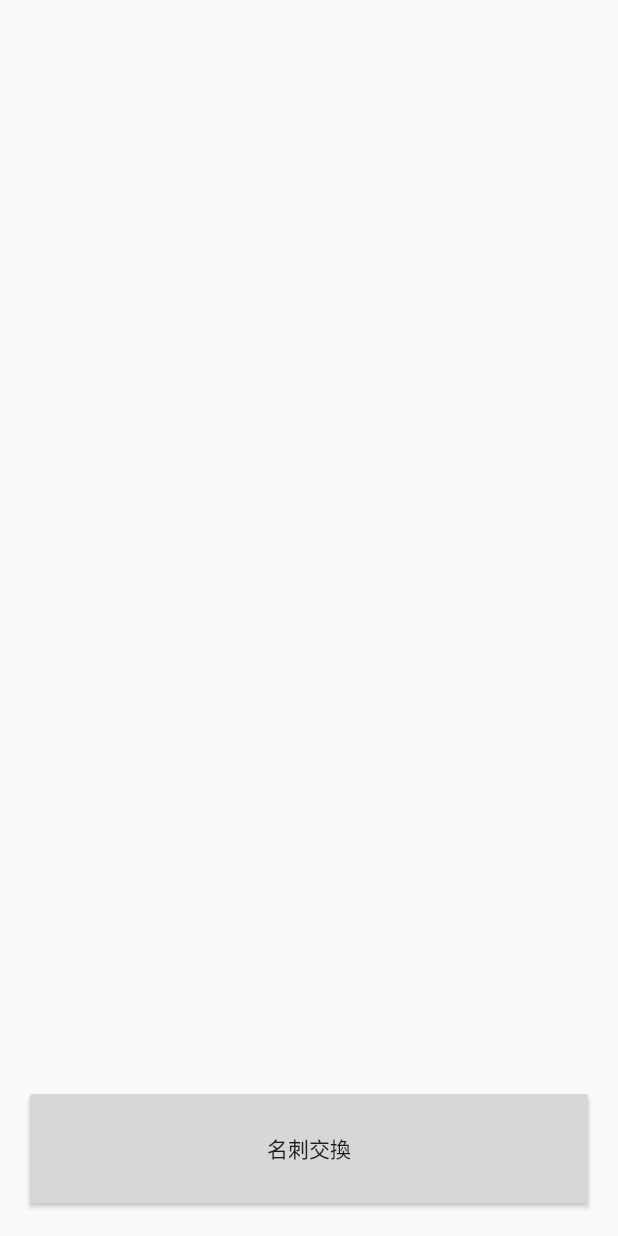
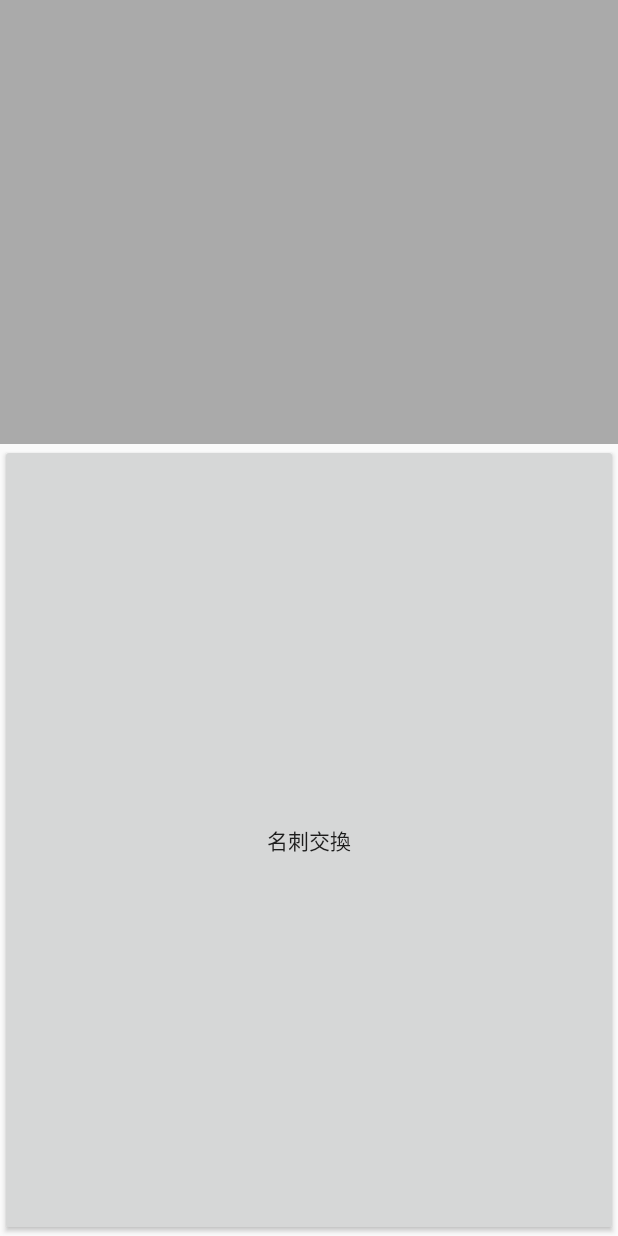
Before and after one commit to trannhattam1995/CardvisitProject, an Android app: the Card_ChangeActivity screen opened directly, with no data from a screen before it, on a phone screen of 412 x 824 dp. Run offline under Robolectric (Android 15) with nearby library versions, the light colour scheme and no system bars; libraries missing offline, so code that uses them is left out: io.socket.client; Roboto replaces fonts that are not available here; 5 statements that could not run were skipped.

Commit message:
名刺交換機能開発12/05/2019

```diff
--- a/app/src/main/java/com/example/eternity/cardvisitproject/CardVisit.kt
+++ b/app/src/main/java/com/example/eternity/cardvisitproject/CardVisit.kt
@@ -7,7 +7,7 @@ public class CardVisit{
     var name: String? = null
     var phone_number: Int = 0
     var address: String? = null
-    var e_mail: String? = null
+    var email: String? = null
     val sns: String? = null
     var company_name: String? = null
     var position: String? = null
@@ -19,7 +19,7 @@ public class CardVisit{
         name: String?,
         phone_number: Int,
         address: String?,
-        e_mail: String?,
+        email: String?,
         company_name: String?,
         position: String?,
         company_url: String?
@@ -29,7 +29,7 @@ public class CardVisit{
         this.name = name
         this.phone_number = phone_number
         this.address = address
-        this.e_mail = e_mail
+        this.email = email
         this.company_name = company_name
         this.position = position
         this.company_url = company_url
--- a/app/src/main/java/com/example/eternity/cardvisitproject/Card_ChangeActivity.kt
+++ b/app/src/main/java/com/example/eternity/cardvisitproject/Card_ChangeActivity.kt
@@ -6,9 +6,8 @@ import android.graphics.BitmapFactory
 import android.os.Bundle
 import android.support.v7.app.AppCompatActivity
 import android.util.Base64
-import android.widget.ArrayAdapter
+import android.util.Log
 import android.widget.ImageView
-import android.widget.Toast
 import io.socket.client.IO
 import kotlinx.android.synthetic.main.activity_card__change.*
 import org.json.JSONArray
@@ -20,10 +19,13 @@ class Card_ChangeActivity : AppCompatActivity() {
     var socket : io.socket.client.Socket? = null
     //var URL = "http://192.168.0.13:3000"
     var URL = "http://172.30.27.194:3000"
-    var SEVER = "RITSUKO-PC"
 
-    var user : User? = null
     var selected_user : String? = null
+    ///自分の名刺
+    var myCardVisit : CardVisit? = null
+
+    ///近くに居るユーザ情報リスト
+    var list_cardvist : ArrayList<CardVisit>? = null
 
     override fun onCreate(savedInstanceState: Bundle?) {
         super.onCreate(savedInstanceState)
@@ -80,20 +82,24 @@ class Card_ChangeActivity : AppCompatActivity() {
 
     override fun onResume() {
         super.onResume()
-        var preference  = getSharedPreferences("cardImage" , Context.MODE_PRIVATE)
-        var img_decode : String = preference.getString("image" , "")
-        var byte = Base64.decode( img_decode.toByteArray() , Base64.DEFAULT)
-        var id : String = preference.getString("id","1")
-        var name : String = preference.getString("name" , "test2")
-        var phone : String = preference.getString("phone" , "0")
-        var address : String = preference.getString("address" , "")
-        var email : String = preference.getString("email" , "")
-        var sns : String = preference.getString("sns" , "")
-        var company_name : String = preference.getString("company_name" , "")
-        var position : String = preference.getString("sns" , "")
-        var company_url : String = preference.getString("company_name" , "")
+        /*** SharePreference から情報を取得 ***/
+        var preference  = getSharedPreferences("CARDVISIT" , Context.MODE_PRIVATE)
+        var front_img : String = preference.getString("FRONT_IMG" , "")
+        var back_img : String = preference.getString("BACK_IMG" , "")
+        var front_img_tobyte = Base64.decode( front_img.toByteArray() , Base64.DEFAULT)
+        var id : String = preference.getString("ID","1")
+        var name : String = preference.getString("NAME" , "")
+        var phone_number : String = preference.getString("PHONE_NUMBER" , "0")
+        var address : String = preference.getString("ADRESS" , "")
+        var email : String = preference.getString("EMAIL" , "")
+        var sns : String = preference.getString("SNS" , "")
+        var company_name : String = preference.getString("COMPNAY_NAME" , "")
+        var position : String = preference.getString("POSITION" , "")
+        var company_url : String = preference.getString("COMPANY_URL" , "")
 
-        user = User(id.toInt() ,name ,phone.toInt() ,address , email , company_name ,position , company_url)
+        /// 自分の名刺インスタンスを生成
+        myCardVisit = CardVisit(front_img , back_img ,name , phone_number.toInt() , address ,email , company_name , position , company_url )
+
         // 名刺を交換する処理
         var users : ArrayList<String> = ArrayList()
 
@@ -101,14 +107,30 @@ class Card_ChangeActivity : AppCompatActivity() {
         socket = IO.socket(URL)
         socket!!.connect()
 
-        var data : JSONObject = JSONObject()
-        data.put("phone_number", user!!.phone_number.toString())
-        data.put("name", user!!.name)
-        socket!!.emit("find_user" , data)
+        /// 自分の名刺オブジェクトをJsonオブジェクトに変換
+        var myCardVisitJson : JSONObject = JSONObject()
+        myCardVisitJson.put("FRONT_IMG", myCardVisit!!.front_img)
+        myCardVisitJson.put("BACK_IMG", myCardVisit!!.back_img)
+        myCardVisitJson.put("ID", myCardVisit!!.id)
+        myCardVisitJson.put("NAME", myCardVisit!!.name)
+        myCardVisitJson.put("PHONE_NUMBER", myCardVisit!!.phone_number)
+        myCardVisitJson.put("ADDRESS", myCardVisit!!.address)
+        myCardVisitJson.put("EMAIL", myCardVisit!!.email)
+        myCardVisitJson.put("COMPANY_NAME", myCardVisit!!.company_name)
+        myCardVisitJson.put("POSITION", myCardVisit!!.position)
+        myCardVisitJson.put("COMPANY_URL", myCardVisit!!.company_url)
+        //リクエスト時の時刻とGPS情報
+        myCardVisitJson.put("REQUEST_TIME", 0)
+        myCardVisitJson.put("GPS", 0)
+        ///サーバに近くに居るユーザを検索イベント
+        socket!!.emit("FIND_USER" , myCardVisitJson)
 
-        var adapter : ArrayAdapter<String> = ArrayAdapter(this,android.R.layout.simple_list_item_1, users)
+        // 近くに居るユーザ一覧のアダプタ
+        list_cardvist = ArrayList()
+        var adapter : CardVisitListViewAdapter = CardVisitListViewAdapter(this,list_cardvist)
         users_list.adapter = adapter
 
+        //名刺を交換する処理
         send_card_bt.setOnClickListener({
             var dialog : Dialog = Dialog(this)
             dialog.setTitle("test")
@@ -116,26 +138,37 @@ class Card_ChangeActivity : AppCompatActivity() {
             var receive_card_img = dialog.findViewById<ImageView>(R.id.receive_card_img)
             receive_card_img.setOnClickListener({
                 var sendData : JSONObject = JSONObject()
-                sendData.put("sendto" , selected_user)
-                sendData.put("mycard" ,img_decode )
+                sendData.put("SENDTO_USER" , selected_user)
 
-                socket!!.emit("send_cardvisit" , sendData)
+                socket!!.emit("SEND_CARDVISIT" , sendData)
                 dialog.dismiss()
             })
-            var byte = Base64.decode( img_decode.toByteArray() , Base64.DEFAULT)
-            receive_card_img.setImageBitmap( BitmapFactory.decodeByteArray(byte , 0 , byte.size))
+            receive_card_img.setImageBitmap( BitmapFactory.decodeByteArray(front_img_tobyte , 0 , front_img_tobyte.size))
             dialog.window.attributes.windowAnimations = R.style.DialogAnimation_up_bottom;
             dialog.show()
         })
 
-        socket!!.on("user-data" , {args -> var receiver_data = args[0].toString()
+        /// サーバからユーザ一覧の情報のレポンストを受け取る
+        socket!!.on("USER_DATA" , {args -> var receiver_data = args[0].toString()
             runOnUiThread {
                 var listUser : JSONArray = JSONArray(receiver_data)
+
                 adapter.clear()
                 for( i in 0..listUser.length()-1){
                     var jsonObject = listUser.getJSONObject(i)
-                    if(jsonObject.getString("phone_number").toInt() != user!!.phone_number){
-                        adapter.add(jsonObject.getString("phone_number"))
+                    var front_img = jsonObject.getString("front_img")
+                    var back_img = jsonObject.getString("back_img")
+                    var name = jsonObject.getString("name")
+                    var phone_number = jsonObject.getString("phone_number")
+//                    var address = jsonObject.getString("address")
+                    var adress = ""
+                    var email = jsonObject.getString("email")
+                    var company_name = jsonObject.getString("company_name")
+                    var position = jsonObject.getString("position")
+                    var company_url = jsonObject.getString("company_url")
+                    var cardvisit : CardVisit = CardVisit(front_img , back_img ,name , phone_number.toInt() , address ,email , company_name , position , company_url)
+                    if(jsonObject.getString("phone_number").toInt() != myCardVisit!!.phone_number){
+                        adapter.add(cardvisit)
                     }
 
                 }
@@ -143,15 +176,16 @@ class Card_ChangeActivity : AppCompatActivity() {
             }
         })
 
-        socket!!.on("card-data" , {args -> var receiver_data = args[0] as JSONObject
+        socket!!.on("CARD_DATA" , {args -> var cardVisitJson = args[0] as JSONObject
             runOnUiThread {
 
-                var card_img : String = receiver_data.getString("data")
+                var font_img = cardVisitJson.getString("front_img")
+                Log.d("card_img " , font_img)
                 var dialog : Dialog = Dialog(this)
                 dialog.setTitle("test")
                 dialog.setContentView(R.layout.custom_receiver_card)
                 var receive_card_img = dialog.findViewById<ImageView>(R.id.receive_card_img)
-                var byte = Base64.decode( card_img.toByteArray() , Base64.DEFAULT)
+                var byte = Base64.decode( font_img.toByteArray() , Base64.DEFAULT)
                 receive_card_img.setImageBitmap( BitmapFactory.decodeByteArray(byte , 0 , byte.size))
                 dialog.window.attributes.windowAnimations = R.style.DialogAnimation_up_bottom;
                 dialog.show()
@@ -167,10 +201,7 @@ class Card_ChangeActivity : AppCompatActivity() {
 
     override fun onDestroy() {
         super.onDestroy()
-        var data : JSONObject = JSONObject()
-        data.put("phone_number", user!!.phone_number.toString())
-        Toast.makeText(this,user!!.phone_number.toString(),Toast.LENGTH_SHORT).show()
-        socket!!.emit("disconnect" , data)
+        socket!!.emit("disconnect" , "")
         socket!!.disconnect()
     }
 
--- a/app/src/main/java/com/example/eternity/cardvisitproject/MainActivity.kt
+++ b/app/src/main/java/com/example/eternity/cardvisitproject/MainActivity.kt
@@ -2,12 +2,10 @@ package com.example.eternity.cardvisitproject
 
 import android.content.Context
 import android.content.Intent
-import android.database.sqlite.SQLiteDatabase
 import android.graphics.BitmapFactory
 import android.os.Bundle
 import android.support.v7.app.AppCompatActivity
 import android.util.Base64
-import android.widget.Toast
 import kotlinx.android.synthetic.main.activity_main.*
 
 class MainActivity : AppCompatActivity() {
@@ -36,8 +34,8 @@ class MainActivity : AppCompatActivity() {
             startActivity(intent)
         })
 
-        var preference  = getSharedPreferences("cardImage" , Context.MODE_PRIVATE)
-        var img_decode : String = preference.getString("image" , "")
+        var preference  = getSharedPreferences("CARDVISIT" , Context.MODE_PRIVATE)
+        var img_decode : String = preference.getString("FRONT_IMG" , "")
         var byte = Base64.decode( img_decode.toByteArray() , Base64.DEFAULT)
         card_visit_img.setImageBitmap( BitmapFactory.decodeByteArray(byte , 0 , byte.size))
 
--- a/app/src/main/res/layout/activity_card__change.xml
+++ b/app/src/main/res/layout/activity_card__change.xml
@@ -8,34 +8,26 @@
         tools:context=".Card_ChangeActivity">
 
 
-    <LinearLayout
-            android:orientation="vertical"
-            android:layout_width="0dp"
-            android:layout_height="0dp"
-            android:layout_marginBottom="8dp" android:layout_marginTop="8dp"
-            android:layout_marginLeft="8dp" android:layout_marginStart="8dp"
-            android:layout_marginEnd="8dp" android:layout_marginRight="8dp"
-            android:weightSum="8" app:layout_constraintBottom_toBottomOf="parent"
-            app:layout_constraintEnd_toEndOf="parent" app:layout_constraintStart_toStartOf="parent"
-            app:layout_constraintTop_toTopOf="parent">
     <ListView
             android:id="@+id/users_list"
-                android:layout_width="match_parent" android:layout_height="match_parent" android:layout_marginTop="64dp"
+            android:layout_width="match_parent" android:layout_height="296dp" android:layout_marginTop="64dp"
             android:layout_marginBottom="8dp" android:layout_marginLeft="8dp"
             android:layout_marginStart="8dp" android:layout_marginEnd="8dp"
             android:layout_marginRight="8dp" android:layout_weight="1"
-                app:layout_constraintBottom_toBottomOf="parent" app:layout_constraintEnd_toEndOf="parent"
-                app:layout_constraintHorizontal_bias="0.0" app:layout_constraintStart_toStartOf="parent"
-                app:layout_constraintTop_toTopOf="parent" app:layout_constraintVertical_bias="1.0"/>
+            android:background="@android:color/darker_gray" android:padding="0dp"
+            android:layout_margin="0dp" app:layout_constraintBottom_toBottomOf="parent"
+            app:layout_constraintEnd_toEndOf="parent" app:layout_constraintHorizontal_bias="0.0"
+            app:layout_constraintStart_toStartOf="parent" app:layout_constraintTop_toTopOf="parent"
+            app:layout_constraintVertical_bias="0.0"/>
     <Button
             android:id="@+id/send_card_bt"
-                android:layout_width="match_parent" android:layout_height="match_parent"
+            android:layout_width="0dp" android:layout_height="0dp"
             android:layout_marginTop="8dp" android:layout_marginEnd="8dp"
             android:layout_marginRight="8dp" android:layout_marginLeft="8dp"
             android:layout_marginStart="8dp" android:layout_marginBottom="8dp"
             android:layout_weight="7" android:text="名刺交換"
+            android:layout_margin="0dp" android:padding="0dp"
             app:layout_constraintBottom_toBottomOf="parent" app:layout_constraintEnd_toEndOf="parent"
-                app:layout_constraintHorizontal_bias="1.0" app:layout_constraintStart_toStartOf="parent"
-                app:layout_constraintTop_toBottomOf="@+id/users_list" app:layout_constraintVertical_bias="1.0"/>
-    </LinearLayout>
+            app:layout_constraintHorizontal_bias="0.769" app:layout_constraintStart_toStartOf="parent"
+            app:layout_constraintTop_toBottomOf="@+id/users_list" app:layout_constraintVertical_bias="0.659"/>
 </android.support.constraint.ConstraintLayout>
--- a/app/src/main/res/values/colors.xml
+++ b/app/src/main/res/values/colors.xml
@@ -1,6 +1,6 @@
 <?xml version="1.0" encoding="utf-8"?>
 <resources>
     <color name="colorPrimary">#008577</color>
-    <color name="colorPrimaryDark">#00574b</color>
+    <color name="colorPrimaryDark">#1a6c61</color>
     <color name="colorAccent">#D81B60</color>
 </resources>
```
Also changed, not shown: app/src/main/java/com/example/eternity/cardvisitproject/CardVisitListViewAdapter.kt (added, +52 -0 lines), app/src/main/java/com/example/eternity/cardvisitproject/DatabaseHelper.kt (+1 -25 lines), app/src/main/java/com/example/eternity/cardvisitproject/Information_Register.kt (+5 -2 lines), app/src/main/java/com/example/eternity/cardvisitproject/Update_CardvisitActivity.kt (+9 -24 lines), app/src/main/res/layout/custom_listview_cardvisit.xml (added, +73 -0 lines), app/src/main/res/layout/custom_receiver_card.xml (+27 -3 lines). Lines whose indentation alone changed are shown as unchanged.
